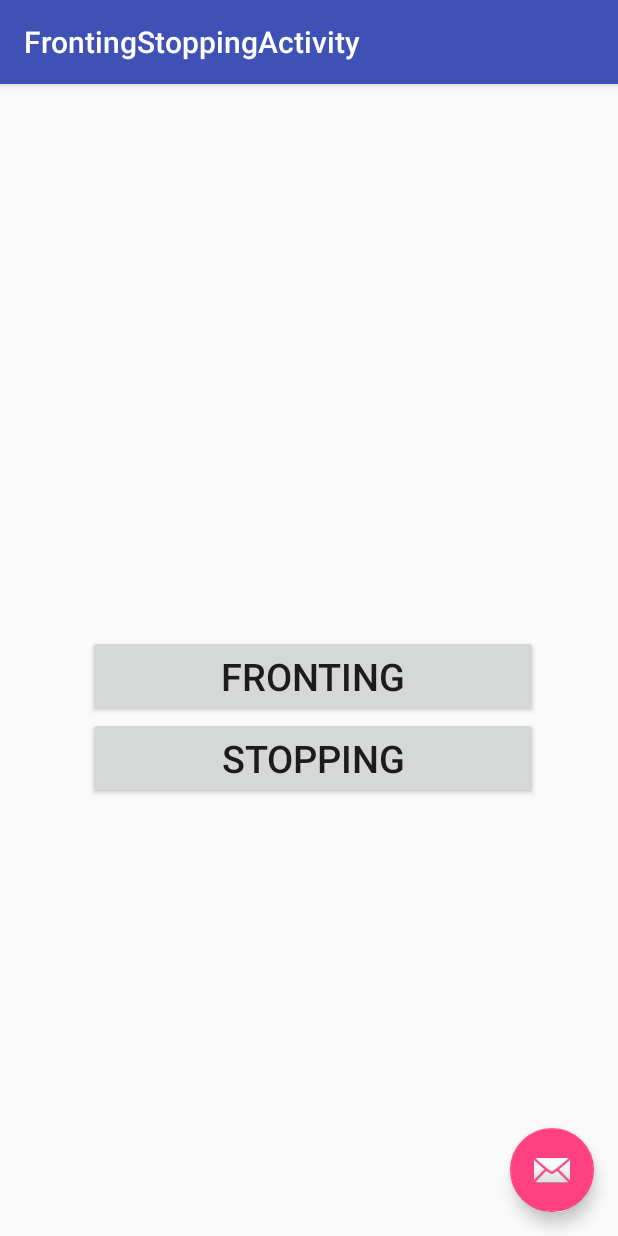
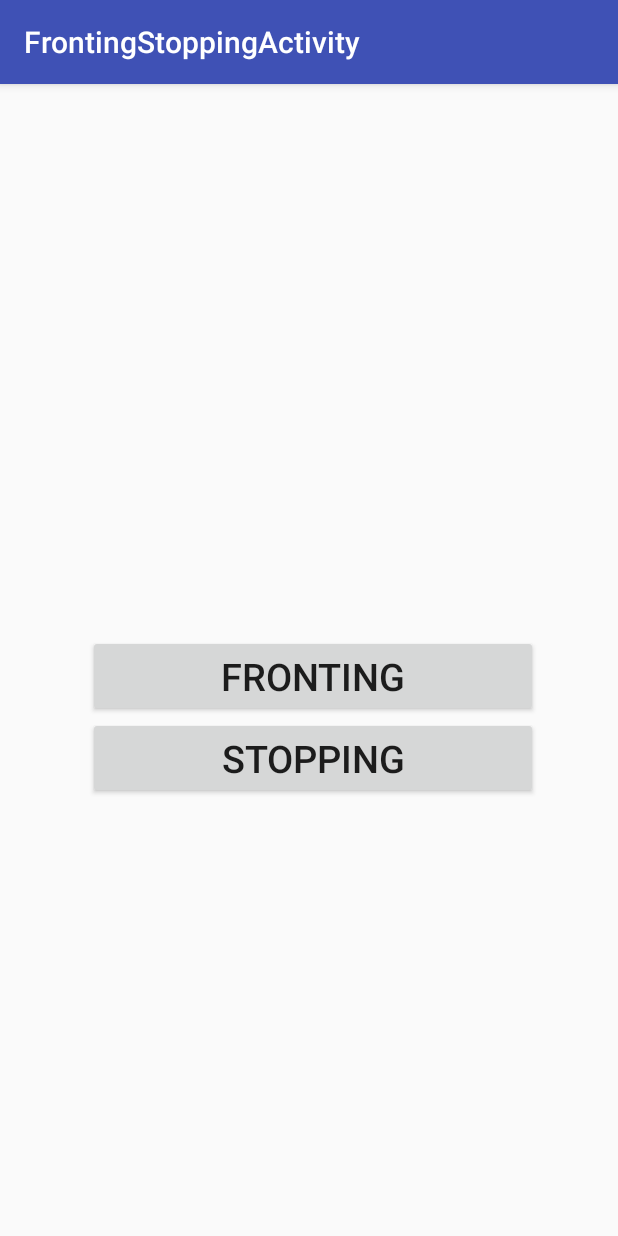
Before and after one commit to nickvandepaer/MobileDev, an Android app: the FrontingStoppingActivity screen opened directly, with no data from a screen before it, on a phone screen of 412 x 824 dp. Run offline under Robolectric (Android 15) with nearby library versions, the phone set to English and light mode, and no system bars.

Commit message:
layout & knop wegdoen

```diff
--- a/app/src/main/java/be/thomasmore/flinkspreken/FrontingStoppingActivity.java
+++ b/app/src/main/java/be/thomasmore/flinkspreken/FrontingStoppingActivity.java
@@ -17,14 +17,6 @@
         Toolbar toolbar = (Toolbar) findViewById(R.id.toolbar);
         setSupportActionBar(toolbar);
 
-        FloatingActionButton fab = (FloatingActionButton) findViewById(R.id.fab);
-        fab.setOnClickListener(new View.OnClickListener() {
-            @Override
-            public void onClick(View view) {
-                Snackbar.make(view, "Replace with your own action", Snackbar.LENGTH_LONG)
-                        .setAction("Action", null).show();
-            }
-        });
     }
 
     public void Fronting_onClick(View v) {
--- a/app/src/main/res/layout/activity_fronting_stopping.xml
+++ b/app/src/main/res/layout/activity_fronting_stopping.xml
@@ -22,12 +22,6 @@
 
     <include layout="@layout/content_fronting_stopping" />
 
-    <android.support.design.widget.FloatingActionButton
-        android:id="@+id/fab"
-        android:layout_width="wrap_content"
-        android:layout_height="wrap_content"
-        android:layout_gravity="bottom|end"
-        android:layout_margin="@dimen/fab_margin"
-        app:srcCompat="@android:drawable/ic_dialog_email" />
+
 
 </android.support.design.widget.CoordinatorLayout>
```
Also changed, not shown: app/src/main/java/be/thomasmore/flinkspreken/DoelklankActivity.java (+0 -8 lines), app/src/main/java/be/thomasmore/flinkspreken/FinaalInitiaalActivity.java (+1 -8 lines), app/src/main/java/be/thomasmore/flinkspreken/LuisterGoedActivity.java (+0 -8 lines), app/src/main/java/be/thomasmore/flinkspreken/ZegHetZelfEensActivity.java (+0 -8 lines), app/src/main/res/layout/activity_doelklank.xml (+1 -7 lines), app/src/main/res/layout/activity_finaal_initiaal.xml (+0 -7 lines), app/src/main/res/layout/activity_luister_goed.xml (+0 -7 lines), app/src/main/res/layout/activity_zeg_het_zelf_eens.xml (+0 -7 lines), app/src/main/res/layout/content_main.xml (+8 -5 lines).
